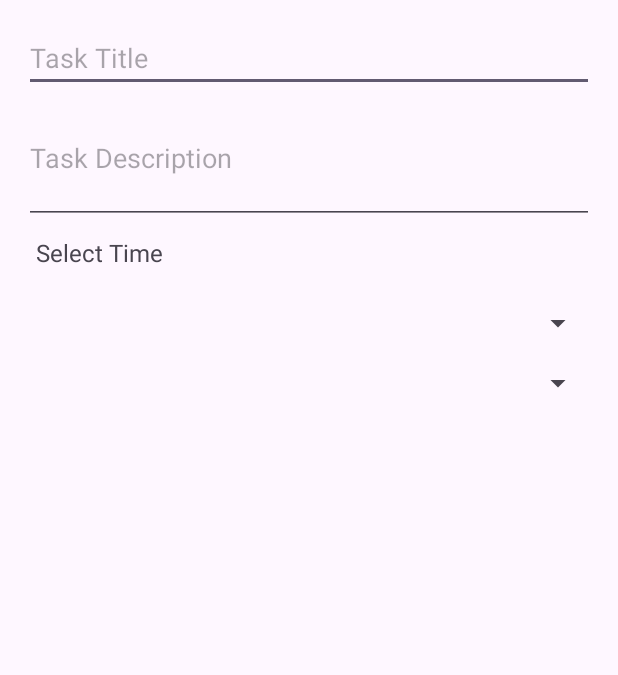
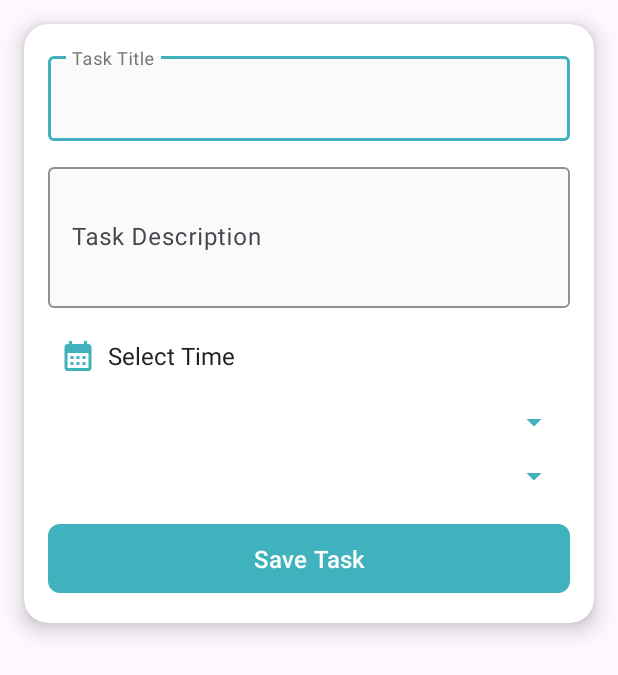
Before and after one commit to smilee1111/pr-voir_planner_application, an Android app: the layout dialog_add_task.xml on its own in the app's theme, with its tools: preview values and no code run, on a phone screen of 412 x 824 dp. Shown: the top 675 px of the screen. Run offline under Robolectric (Android 15) with nearby library versions, the phone set to English and light mode, and no system bars.

Commit message:
add task dialog edit

```diff
--- /dev/null
+++ b/Prvoir_Planner/app/src/main/res/drawable/baseline_calendar_month_24.xml
@@ -0,0 +1,5 @@
+<vector xmlns:android="http://schemas.android.com/apk/res/android" android:height="24dp" android:tint="#000000" android:viewportHeight="24" android:viewportWidth="24" android:width="24dp">
+
+    <path android:fillColor="@android:color/white" android:pathData="M19,4h-1V2h-2v2H8V2H6v2H5C3.89,4 3.01,4.9 3.01,6L3,20c0,1.1 0.89,2 2,2h14c1.1,0 2,-0.9 2,-2V6C21,4.9 20.1,4 19,4zM19,20H5V10h14V20zM9,14H7v-2h2V14zM13,14h-2v-2h2V14zM17,14h-2v-2h2V14zM9,18H7v-2h2V18zM13,18h-2v-2h2V18zM17,18h-2v-2h2V18z"/>
+
+</vector>
--- a/Prvoir_Planner/app/src/main/res/layout/dialog_add_task.xml
+++ b/Prvoir_Planner/app/src/main/res/layout/dialog_add_task.xml
@@ -1,51 +1,138 @@
 <?xml version="1.0" encoding="utf-8"?>
-<LinearLayout xmlns:android="http://schemas.android.com/apk/res/android"
+<androidx.cardview.widget.CardView
+    xmlns:android="http://schemas.android.com/apk/res/android"
+    xmlns:app="http://schemas.android.com/apk/res-auto"
+    android:layout_width="match_parent"
+    android:layout_height="wrap_content"
+    app:cardCornerRadius="16dp"
+    app:cardElevation="8dp"
+    app:cardBackgroundColor="@color/card_background"
+    android:layout_margin="16dp">
+
+    <LinearLayout
         android:layout_width="match_parent"
         android:layout_height="wrap_content"
         android:orientation="vertical"
         android:padding="16dp">
 
         <!-- Task Title Input -->
-    <EditText
+        <com.google.android.material.textfield.TextInputLayout
+            android:layout_width="match_parent"
+            android:layout_height="wrap_content"
+            android:hint="Task Title"
+            app:hintTextColor="@color/text_secondary"
+            app:boxStrokeColor="@color/primary"
+            app:boxBackgroundColor="@color/background"
+            app:boxBackgroundMode="outline"
+            android:layout_marginBottom="12dp">
+
+            <com.google.android.material.textfield.TextInputEditText
                 android:id="@+id/taskTitleInput"
                 android:layout_width="match_parent"
                 android:layout_height="wrap_content"
-        android:hint="Task Title"
-        android:inputType="text"/>
+                android:inputType="text"
+                android:textColor="@color/text_primary"
+                android:textSize="16sp" />
+        </com.google.android.material.textfield.TextInputLayout>
 
         <!-- Task Description Input -->
-    <EditText
+        <com.google.android.material.textfield.TextInputLayout
+            android:layout_width="match_parent"
+            android:layout_height="wrap_content"
+            android:hint="Task Description"
+            app:hintTextColor="@color/text_secondary"
+            app:boxStrokeColor="@color/primary"
+            app:boxBackgroundColor="@color/background"
+            app:boxBackgroundMode="outline"
+            android:layout_marginBottom="12dp">
+
+            <com.google.android.material.textfield.TextInputEditText
                 android:id="@+id/taskDescriptionInput"
                 android:layout_width="match_parent"
                 android:layout_height="wrap_content"
-        android:hint="Task Description"
                 android:inputType="textMultiLine"
-        android:lines="3"/>
+                android:lines="3"
+                android:textColor="@color/text_primary"
+                android:textSize="16sp" />
+        </com.google.android.material.textfield.TextInputLayout>
 
         <!-- Due Date and Time Selection -->
+        <LinearLayout
+            android:layout_width="match_parent"
+            android:layout_height="wrap_content"
+            android:orientation="horizontal"
+            android:gravity="center_vertical"
+            android:padding="8dp"
+            android:background="?attr/selectableItemBackgroundBorderless"
+            android:clickable="true"
+            android:focusable="true"
+            android:layout_marginBottom="12dp">
+
+            <ImageView
+                android:layout_width="24dp"
+                android:layout_height="24dp"
+                android:src="@drawable/baseline_calendar_month_24"
+            app:tint="@color/primary" />
+
             <TextView
                 android:id="@+id/dueDateTextView"
                 android:layout_width="wrap_content"
                 android:layout_height="wrap_content"
                 android:text="Select Time"
                 android:textSize="16sp"
-        android:padding="8dp"
-        android:background="?attr/selectableItemBackgroundBorderless"
-        android:clickable="true"
-        android:focusable="true"/>
+                android:textColor="@color/text_primary"
+                android:layout_marginStart="8dp" />
+        </LinearLayout>
 
         <!-- Priority Spinner -->
+        <com.google.android.material.textfield.TextInputLayout
+            android:layout_width="match_parent"
+            android:layout_height="wrap_content"
+            android:hint="Priority"
+            app:hintTextColor="@color/text_secondary"
+            app:boxStrokeColor="@color/primary"
+            app:boxBackgroundColor="@color/background"
+            app:boxBackgroundMode="outline"
+            android:layout_marginBottom="12dp">
+
             <Spinner
                 android:id="@+id/prioritySpinner"
                 android:layout_width="match_parent"
                 android:layout_height="wrap_content"
-        android:layout_marginTop="16dp"/>
+                android:backgroundTint="@color/primary"
+                android:spinnerMode="dropdown" />
+        </com.google.android.material.textfield.TextInputLayout>
 
         <!-- Status Spinner -->
+        <com.google.android.material.textfield.TextInputLayout
+            android:layout_width="match_parent"
+            android:layout_height="wrap_content"
+            android:hint="Status"
+            app:hintTextColor="@color/text_secondary"
+            app:boxStrokeColor="@color/primary"
+            app:boxBackgroundColor="@color/background"
+            app:boxBackgroundMode="outline"
+            android:layout_marginBottom="16dp">
+
             <Spinner
                 android:id="@+id/statusSpinner"
                 android:layout_width="match_parent"
                 android:layout_height="wrap_content"
-        android:layout_marginTop="16dp"/>
+                android:backgroundTint="@color/primary"
+                android:spinnerMode="dropdown" />
+        </com.google.android.material.textfield.TextInputLayout>
 
+        <!-- Save Button -->
+        <com.google.android.material.button.MaterialButton
+            android:id="@+id/saveTaskButton"
+            android:layout_width="match_parent"
+            android:layout_height="wrap_content"
+            android:text="Save Task"
+            android:textSize="16sp"
+            android:textColor="@color/white"
+            app:backgroundTint="@color/primary"
+            app:cornerRadius="8dp"
+            android:padding="12dp"
+            android:layout_gravity="center" />
     </LinearLayout>
+</androidx.cardview.widget.CardView>
```
Also changed, not shown: Prvoir_Planner/app/src/main/java/com/example/pr_voir_planner/ui/dialogs/AddTaskDialog.kt (+64 -33 lines). Lines whose indentation alone changed are shown as unchanged.
